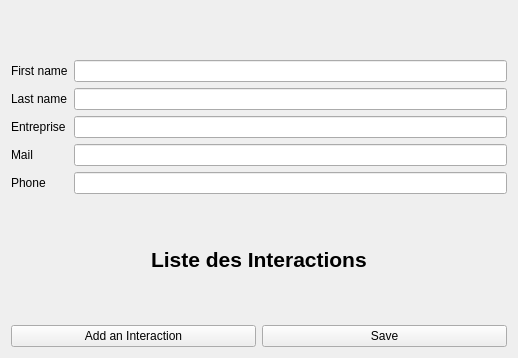
First picture: the form in Projet/View/infocontact.ui, repository KieceDonc/L3_CDAA, before the edit.
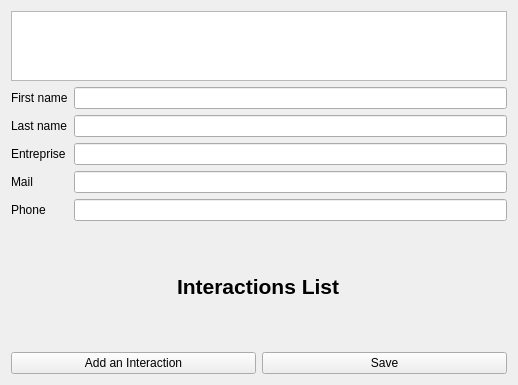
Second picture: the form after the edit.

Patch:
```diff
--- a/Projet/View/infocontact.ui
+++ b/Projet/View/infocontact.ui
@@ -20,9 +20,12 @@
    <item row="0" column="0">
     <layout class="QVBoxLayout" name="verticalLayout">
      <item>
-      <widget class="QLabel" name="labelPhoto">
-       <property name="text">
-        <string/>
+      <widget class="QGraphicsView" name="viewPhoto">
+       <property name="sizePolicy">
+        <sizepolicy hsizetype="Expanding" vsizetype="Expanding">
+         <horstretch>0</horstretch>
+         <verstretch>0</verstretch>
+        </sizepolicy>
        </property>
       </widget>
      </item>
@@ -96,7 +99,7 @@
         </font>
        </property>
        <property name="text">
-        <string>Liste des Interactions</string>
+        <string>Interactions List</string>
        </property>
       </widget>
      </item>
```
